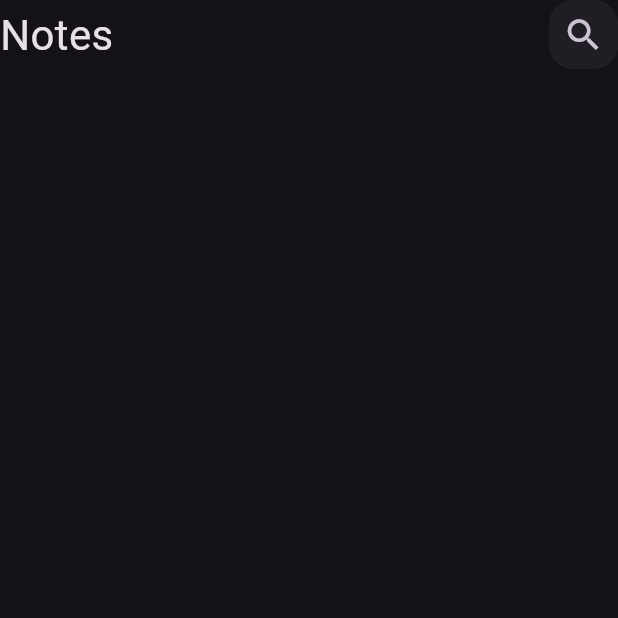
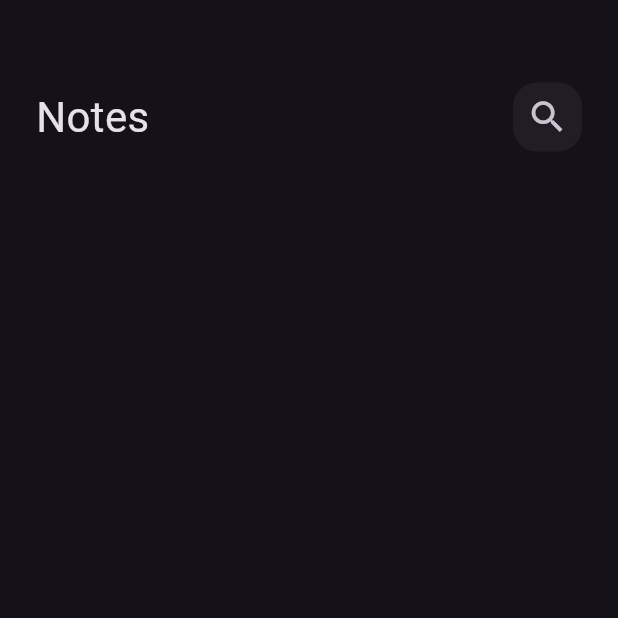
Before and after one commit to maramrmilad7/NoteApplication, a Flutter app: the screen it shows after launch, on a phone screen of 412 x 824 dp, the top half of it. Run offline on Flutter 3.47's test engine with Material 3 defaults, Android fonts, the phone set to English and light mode, and no system bars.

Commit message:
create assets folder and adding fonts and note item

```diff
--- a/lib/widgets/NotesViewBody.dart
+++ b/lib/widgets/NotesViewBody.dart
@@ -6,8 +6,15 @@ class NotesViewBody extends StatelessWidget {
 
   @override
   Widget build(BuildContext context) {
-    return Column(
-      children: [NotesAppBar(title: 'Notes', Icon: Icons.search)],
+    return Padding(
+      padding: const EdgeInsets.symmetric(horizontal: 24),
+      child: Column(
+        children: [
+          SizedBox(height: 55),
+
+          NotesAppBar(title: 'Notes', Icon: Icons.search),
+        ],
+      ),
     );
   }
 }
```
Also changed, not shown: lib/widgets/notes_list_view.dart (added, +57 -0 lines), assets/fonts/Poppins-Regular.ttf (added).
